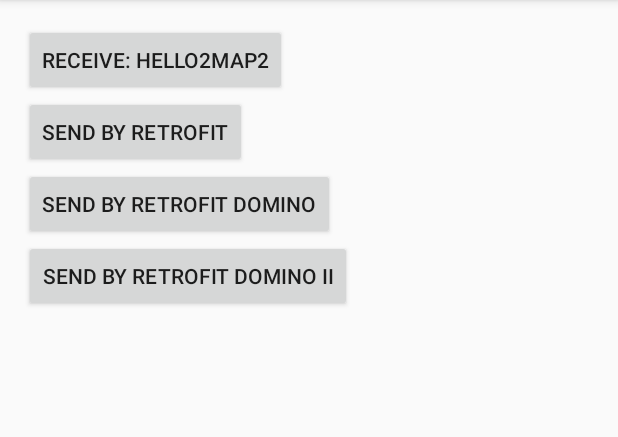
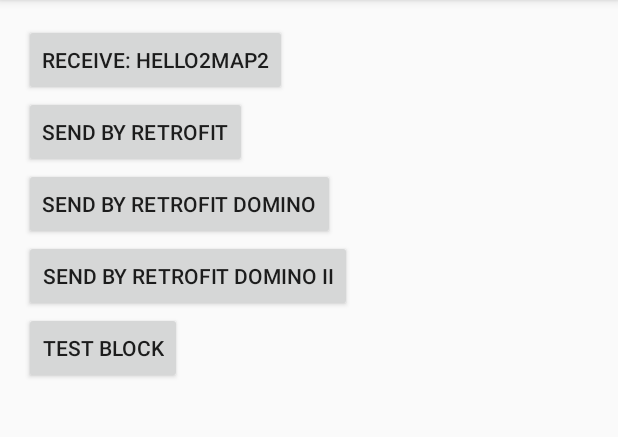
Before and after one commit to Xiaofei-it/Shelly, an Android app: the screen it shows after launch (MainActivity), after a tap on "SEND BY RETROFIT DOMINO", on a phone screen of 412 x 824 dp, the part 84-521 px from its top. Run offline under Robolectric (Android 15) with nearby library versions, the phone set to English and light mode, and no system bars.

Commit message:
Add an example about blocking ui

```diff
--- a/app/src/main/java/xiaofei/library/shellytest/MainActivity.java
+++ b/app/src/main/java/xiaofei/library/shellytest/MainActivity.java
@@ -99,9 +99,14 @@ public class MainActivity extends AppCompatActivity {
                 Shelly.playDomino(4, "101010100");
             }
         });
+        findViewById(R.id.b5).setOnClickListener(new View.OnClickListener() {
+            @Override
+            public void onClick(View view) {
+                Shelly.playDomino(5, "A");
+            }
+        });
         Shelly.playDomino(1, "Hello1");
         Shelly.playDomino(2, "Hello2");
-
     }
 
     @Override
--- a/app/src/main/java/xiaofei/library/shellytest/Test.java
+++ b/app/src/main/java/xiaofei/library/shellytest/Test.java
@@ -26,6 +26,7 @@ import okhttp3.ResponseBody;
 import retrofit2.Call;
 import retrofit2.Retrofit;
 import xiaofei.library.shelly.Shelly;
+import xiaofei.library.shelly.domino.Domino;
 import xiaofei.library.shelly.domino.converter.RetrofitDominoConverter;
 import xiaofei.library.shelly.domino.converter.RetrofitDominoConverter2;
 import xiaofei.library.shelly.function.Action0;
@@ -115,6 +116,7 @@ public class Test {
                         Log.e("Eric Zhao", "Error", input);
                     }
                 })
+                .endTask()
                 .commit();
         Shelly.<String>createDomino(4)
                 .background()
@@ -153,6 +155,34 @@ public class Test {
                         Log.e("EricZhao", "Error", input);
                     }
                 })
+                .endTask()
                 .commit();
+
+        Shelly.<String>createDomino(5)
+                .merge(new Domino[]{Shelly.<String>createDomino()
+                                .background()
+                                .map(new Function1<String, Integer>() {
+                                    @Override
+                                    public Integer call(String input) {
+                                        System.out.println("Map1 " + Thread.currentThread().getName());
+                                        try {
+                                            Thread.sleep(100);
+                                        } catch (InterruptedException e) {
+                                            e.printStackTrace();
+                                        }
+                                        return 3;
+                                    }
+                                })
+                                .uiThread()
+                                .map(new Function1<Integer, Integer>() {
+                            @Override
+                            public Integer call(Integer input) {
+                                System.out.println("Map2 " + Thread.currentThread().getName());
+                                return input;
+                            }
+                        })}
+                )
+                .commit();
+
     }
 }
--- a/app/src/main/res/layout/activity_main.xml
+++ b/app/src/main/res/layout/activity_main.xml
@@ -29,4 +29,9 @@
         android:layout_height="wrap_content"
         android:text="send by retrofit domino II" />
 
+    <Button
+        android:id="@+id/b5"
+        android:layout_width="wrap_content"
+        android:layout_height="wrap_content"
+        android:text="test block" />
 </LinearLayout>
--- a/shelly/build.gradle
+++ b/shelly/build.gradle
@@ -13,7 +13,7 @@ ext {
     siteUrl = 'https://github.com/Xiaofei-it/Shelly'
     gitUrl = 'https://github.com/Xiaofei-it/Shelly.git'
 
-    libraryVersion = '0.2.4-alpha4'
+    libraryVersion = '0.2.4-alpha5'
 
     developerId = 'Xiaofei-it'
     developerName = 'Eric Zhao'
@@ -32,7 +32,7 @@ android {
         minSdkVersion 8
         targetSdkVersion 23
         versionCode 8
-        versionName "0.2.4-alpha4"
+        versionName "0.2.4-alpha5"
     }
     buildTypes {
         release {
--- a/shelly/src/main/java/xiaofei/library/shelly/scheduler/UiThreadScheduler.java
+++ b/shelly/src/main/java/xiaofei/library/shelly/scheduler/UiThreadScheduler.java
@@ -25,15 +25,18 @@ import java.util.concurrent.ExecutorService;
 import java.util.concurrent.Executors;
 
 import xiaofei.library.shelly.runnable.ScheduledRunnable;
+import xiaofei.library.shelly.util.Config;
 
 /**
  * Created by Xiaofei on 16/5/31.
  */
 public class UiThreadScheduler<T> extends Scheduler<T> {
 
+    //TODO 下面要static和cached吗？back会出现这个问题吗？dominoMap到底怎么回事？and？
     private static Handler sHandler = new Handler(Looper.getMainLooper());
 
-    private static ExecutorService sExecutor = Executors.newCachedThreadPool();
+    //TODO 下面这个改变比较重要！！！
+    private ExecutorService mExecutor = Executors.newSingleThreadExecutor();
 
     public <R> UiThreadScheduler(Scheduler<R> scheduler) {
         super(scheduler);
@@ -42,8 +45,14 @@ public class UiThreadScheduler<T> extends Scheduler<T> {
     private void scheduleInternal(Runnable runnable) {
         boolean isMainThread = Looper.getMainLooper() == Looper.myLooper();
         if (isMainThread) {
+            if (Config.DEBUG) {
+                System.out.println("post ui0 " + Thread.currentThread().getName());
+            }
             runnable.run();
         } else {
+            if (Config.DEBUG) {
+                System.out.println("post ui1 " + Thread.currentThread().getName());
+            }
             sHandler.post(runnable);
         }
     }
@@ -53,13 +62,22 @@ public class UiThreadScheduler<T> extends Scheduler<T> {
         if (runnable instanceof ScheduledRunnable) {
             final ScheduledRunnable scheduledRunnable = (ScheduledRunnable) runnable;
             if (!scheduledRunnable.inputSet()) {
-                sExecutor.execute(new Runnable() {
+                mExecutor.execute(new Runnable() {
                     @Override
                     public void run() {
+                        if (Config.DEBUG) {
+                            System.out.println("before wait in ui " + Thread.currentThread().getName());
+                        }
                         scheduledRunnable.waitForInput();
+                        if (Config.DEBUG) {
+                            System.out.println("after wait in ui " + Thread.currentThread().getName());
+                        }
                         sHandler.post(new Runnable() {
                             @Override
                             public void run() {
+                                if (Config.DEBUG) {
+                                    System.out.println("post ui2 " + Thread.currentThread().getName());
+                                }
                                 scheduledRunnable.getRunnable().run();
                             }
                         });
--- a/shelly/src/main/java/xiaofei/library/shelly/util/Config.java
+++ b/shelly/src/main/java/xiaofei/library/shelly/util/Config.java
@@ -22,5 +22,5 @@ package xiaofei.library.shelly.util;
  * Created by Xiaofei on 16/6/23.
  */
 public class Config {
-    public static final boolean DEBUG = false;
+    public static final boolean DEBUG = true;
 }
```
Also changed, not shown: 3 other files.
